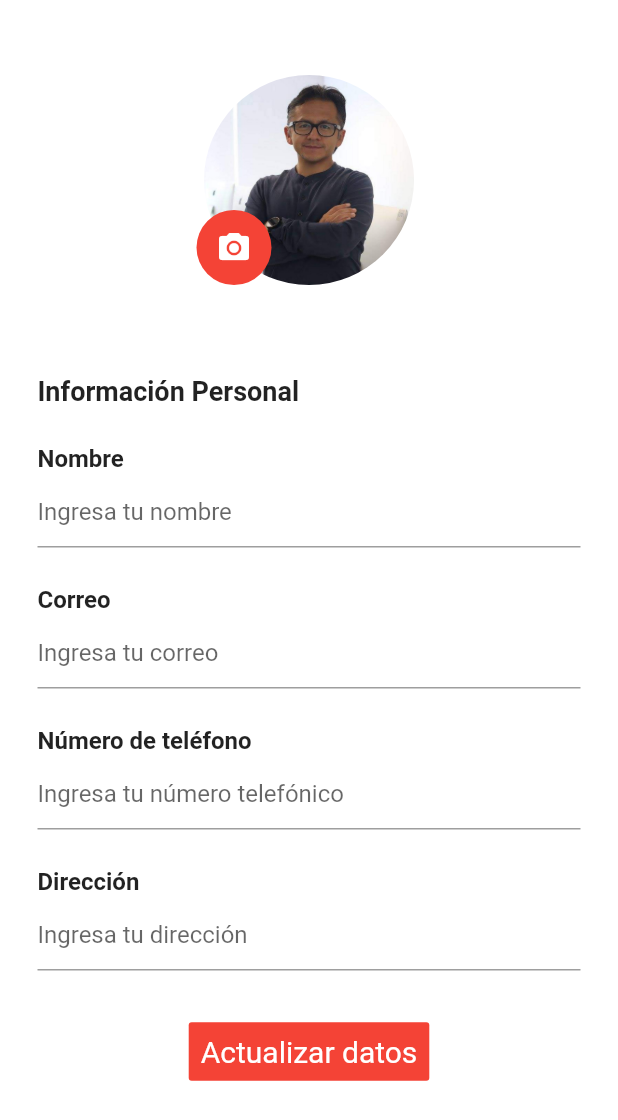
After one commit to Anzgal/segunda_entrega, a Flutter app: the ProfilePage screen opened directly, on a phone screen of 412 x 824 dp. The commit adds this screen. Shown: the top 1120 px of the screen. Run offline on Flutter 3.47's test engine with Material 2 defaults, Android fonts, the phone set to English and light mode, and no system bars; our stand-ins replace carousel_pro, font_awesome_flutter.

Commit message:
User screen added

```diff
--- /dev/null
+++ b/lib/screens/User.dart
@@ -0,0 +1,352 @@
+import 'package:flutter/material.dart';
+import 'package:flutter/cupertino.dart';
+
+class ProfilePage extends StatefulWidget {
+  @override
+  MapScreenState createState() => MapScreenState();
+}
+
+class MapScreenState extends State<ProfilePage>
+    with SingleTickerProviderStateMixin {
+  bool _status = true;
+  final FocusNode myFocusNode = FocusNode();
+
+  @override
+  void initState() {
+    // TODO: implement initState
+    super.initState();
+  }
+
+  @override
+  Widget build(BuildContext context) {
+    return new Scaffold(
+        body: new Container(
+          color: Colors.white,
+          child: new ListView(
+            children: <Widget>[
+              Column(
+                children: <Widget>[
+                  new Container(
+                    height: 250.0,
+                    color: Colors.white,
+                    child: new Column(
+                      children: <Widget>[
+
+                        Padding(
+                          padding: EdgeInsets.only(top: 50.0),
+                          child: new Stack(fit: StackFit.loose, children: <Widget>[
+                            new Row(
+                              crossAxisAlignment: CrossAxisAlignment.center,
+                              mainAxisAlignment: MainAxisAlignment.center,
+                              children: <Widget>[
+                                new Container(
+                                    width: 140.0,
+                                    height: 140.0,
+                                    decoration: new BoxDecoration(
+                                      shape: BoxShape.circle,
+                                      image: new DecorationImage(
+                                        image: new ExactAssetImage(
+                                            'assets/images/menus/david.png'),
+                                        fit: BoxFit.cover,
+                                      ),
+                                    )),
+                              ],
+                            ),
+                            Padding(
+                                padding: EdgeInsets.only(top: 90.0, right: 100.0),
+                                child: new Row(
+                                  mainAxisAlignment: MainAxisAlignment.center,
+                                  children: <Widget>[
+                                    new CircleAvatar(
+                                      backgroundColor: Colors.red,
+                                      radius: 25.0,
+                                      child: new Icon(
+                                        Icons.camera_alt,
+                                        color: Colors.white,
+                                      ),
+                                    )
+                                  ],
+                                )),
+                          ]),
+                        )
+                      ],
+                    ),
+                  ),
+                  new Container(
+                    color: Color(0xffFFFFFF),
+                    child: Padding(
+                      padding: EdgeInsets.only(bottom: 25.0),
+                      child: new Column(
+                        crossAxisAlignment: CrossAxisAlignment.start,
+                        mainAxisAlignment: MainAxisAlignment.start,
+                        children: <Widget>[
+                          Padding(
+                              padding: EdgeInsets.only(
+                                  left: 25.0, right: 25.0, top: 0.0),
+                              child: new Row(
+                                mainAxisAlignment: MainAxisAlignment.spaceBetween,
+                                mainAxisSize: MainAxisSize.max,
+                                children: <Widget>[
+                                  new Column(
+                                    mainAxisAlignment: MainAxisAlignment.start,
+                                    mainAxisSize: MainAxisSize.min,
+                                    children: <Widget>[
+                                      new Text(
+                                        'Información Personal',
+                                        style: TextStyle(
+                                            fontSize: 18.0,
+                                            fontWeight: FontWeight.bold),
+                                      ),
+                                    ],
+                                  ),
+
+                                ],
+                              )),
+                          Padding(
+                              padding: EdgeInsets.only(
+                                  left: 25.0, right: 25.0, top: 25.0),
+                              child: new Row(
+                                mainAxisSize: MainAxisSize.max,
+                                children: <Widget>[
+                                  new Column(
+                                    mainAxisAlignment: MainAxisAlignment.start,
+                                    mainAxisSize: MainAxisSize.min,
+                                    children: <Widget>[
+                                      new Text(
+                                        'Nombre',
+                                        style: TextStyle(
+                                            fontSize: 16.0,
+                                            fontWeight: FontWeight.bold),
+                                      ),
+                                    ],
+                                  ),
+                                ],
+                              )),
+                          Padding(
+                              padding: EdgeInsets.only(
+                                  left: 25.0, right: 25.0, top: 2.0),
+                              child: new Row(
+                                mainAxisSize: MainAxisSize.max,
+                                children: <Widget>[
+                                  new Flexible(
+                                    child: new TextField(
+                                      decoration: const InputDecoration(
+                                        hintText: "Ingresa tu nombre",
+                                      ),
+
+
+                                    ),
+                                  ),
+                                ],
+                              )),
+                          Padding(
+                              padding: EdgeInsets.only(
+                                  left: 25.0, right: 25.0, top: 25.0),
+                              child: new Row(
+                                mainAxisSize: MainAxisSize.max,
+                                children: <Widget>[
+                                  new Column(
+                                    mainAxisAlignment: MainAxisAlignment.start,
+                                    mainAxisSize: MainAxisSize.min,
+                                    children: <Widget>[
+                                      new Text(
+                                        'Correo',
+                                        style: TextStyle(
+                                            fontSize: 16.0,
+                                            fontWeight: FontWeight.bold),
+                                      ),
+                                    ],
+                                  ),
+                                ],
+                              )),
+                          Padding(
+                              padding: EdgeInsets.only(
+                                  left: 25.0, right: 25.0, top: 2.0),
+                              child: new Row(
+                                mainAxisSize: MainAxisSize.max,
+                                children: <Widget>[
+                                  new Flexible(
+                                    child: new TextField(
+                                      decoration: const InputDecoration(
+                                          hintText: "Ingresa tu correo"),
+
+                                    ),
+                                  ),
+                                ],
+                              )),
+                          Padding(
+                              padding: EdgeInsets.only(
+                                  left: 25.0, right: 25.0, top: 25.0),
+                              child: new Row(
+                                mainAxisSize: MainAxisSize.max,
+                                children: <Widget>[
+                                  new Column(
+                                    mainAxisAlignment: MainAxisAlignment.start,
+                                    mainAxisSize: MainAxisSize.min,
+                                    children: <Widget>[
+                                      new Text(
+                                        'Número de teléfono',
+                                        style: TextStyle(
+                                            fontSize: 16.0,
+                                            fontWeight: FontWeight.bold),
+                                      ),
+                                    ],
+                                  ),
+                                ],
+                              )),
+                          Padding(
+                              padding: EdgeInsets.only(
+                                  left: 25.0, right: 25.0, top: 2.0),
+                              child: new Row(
+                                mainAxisSize: MainAxisSize.max,
+                                children: <Widget>[
+                                  new Flexible(
+                                    child: new TextField(
+                                      decoration: const InputDecoration(
+                                          hintText: "Ingresa tu número telefónico"),
+                                    ),
+                                  ),
+                                ],
+                              )),
+
+                          Padding(
+                              padding: EdgeInsets.only(
+                                  left: 25.0, right: 25.0, top: 25.0),
+                              child: new Row(
+                                mainAxisSize: MainAxisSize.max,
+                                children: <Widget>[
+                                  new Column(
+                                    mainAxisAlignment: MainAxisAlignment.start,
+                                    mainAxisSize: MainAxisSize.min,
+                                    children: <Widget>[
+                                      new Text(
+                                        'Dirección',
+                                        style: TextStyle(
+                                            fontSize: 16.0,
+                                            fontWeight: FontWeight.bold),
+                                      ),
+                                    ],
+                                  ),
+                                ],
+                              )),
+                          Padding(
+                              padding: EdgeInsets.only(
+                                  left: 25.0, right: 25.0, top: 2.0),
+                              child: new Row(
+                                mainAxisSize: MainAxisSize.max,
+                                children: <Widget>[
+                                  new Flexible(
+                                    child: new TextField(
+                                      decoration: const InputDecoration(
+                                          hintText: "Ingresa tu dirección"),
+                                    ),
+                                  ),
+                                ],
+                              )),
+                          SizedBox(
+                            height: 30,
+                          ),
+                          Center( child:FlatButton(
+                            color: Colors.red,
+                            textColor: Colors.white,
+                            //disabledColor: Colors.grey,
+                            //disabledTextColor: Colors.black,
+                            padding: EdgeInsets.all(8.0),
+                            splashColor: Colors.redAccent,
+                            onPressed: () {
+                              /*...*/
+                            },
+                            child: Text(
+                              "Actualizar datos",
+                              style: TextStyle(fontSize: 20.0),
+                            ),
+                          ))
+                        ],
+                      ),
+                    ),
+                  )
+                ],
+              ),
+            ],
+          ),
+        ));
+  }
+
+  @override
+  void dispose() {
+    // Clean up the controller when the Widget is disposed
+    myFocusNode.dispose();
+    super.dispose();
+  }
+
+  Widget _getActionButtons() {
+    return Padding(
+      padding: EdgeInsets.only(left: 25.0, right: 25.0, top: 45.0),
+      child: new Row(
+        mainAxisSize: MainAxisSize.max,
+        mainAxisAlignment: MainAxisAlignment.start,
+        children: <Widget>[
+          Expanded(
+            child: Padding(
+              padding: EdgeInsets.only(right: 10.0),
+              child: Container(
+                  child: new RaisedButton(
+                    child: new Text("Save"),
+                    textColor: Colors.white,
+                    color: Colors.green,
+                    onPressed: () {
+                      setState(() {
+                        _status = true;
+                        FocusScope.of(context).requestFocus(new FocusNode());
+                      });
+                    },
+                    shape: new RoundedRectangleBorder(
+                        borderRadius: new BorderRadius.circular(20.0)),
+                  )),
+            ),
+            flex: 2,
+          ),
+          Expanded(
+            child: Padding(
+              padding: EdgeInsets.only(left: 10.0),
+              child: Container(
+                  child: new RaisedButton(
+                    child: new Text("Cancel"),
+                    textColor: Colors.white,
+                    color: Colors.red,
+                    onPressed: () {
+                      setState(() {
+                        _status = true;
+                        FocusScope.of(context).requestFocus(new FocusNode());
+                      });
+                    },
+                    shape: new RoundedRectangleBorder(
+                        borderRadius: new BorderRadius.circular(20.0)),
+                  )),
+            ),
+            flex: 2,
+          ),
+        ],
+      ),
+    );
+  }
+
+  Widget _getEditIcon() {
+    return new GestureDetector(
+      child: new CircleAvatar(
+        backgroundColor: Colors.red,
+        radius: 14.0,
+        child: new Icon(
+          Icons.edit,
+          color: Colors.white,
+          size: 16.0,
+        ),
+      ),
+      onTap: () {
+        setState(() {
+          _status = false;
+        });
+      },
+    );
+  }
+}
--- a/lib/widgets/BottomNavBarWidget.dart
+++ b/lib/widgets/BottomNavBarWidget.dart
@@ -2,6 +2,7 @@ import 'package:flutter/material.dart';
 import 'package:font_awesome_flutter/font_awesome_flutter.dart';
 import '../screens/homeScreen.dart';
 import '../screens/FoodOrderPage.dart';
+import '../screens/User.dart';
 
 class BottomNavBarWidget extends StatefulWidget {
 
@@ -14,7 +15,7 @@ class _BottomNavBarWidgetState extends State<BottomNavBarWidget> {
     HomePage(),
     HomePage(),
     FoodOrderPage(),
-    HomePage()
+    ProfilePage()
   ];
   tapped(int tappedIndex) {
     setState(() {
--- a/pubspec.yaml
+++ b/pubspec.yaml
@@ -57,6 +57,7 @@ flutter:
     - assets/images/menus/ic_near_by.png
     - assets/images/menus/shop.png
     - assets/images/menus/tienditapp.png
+    - assets/images/menus/david.png
     - assets/images/menus/ic_credit_card.png
     - assets/images/menus/ic_app_icon.png
     - assets/images/menus/ic_food_express.png
```
Also changed, not shown: assets/images/menus/david.png (added).
